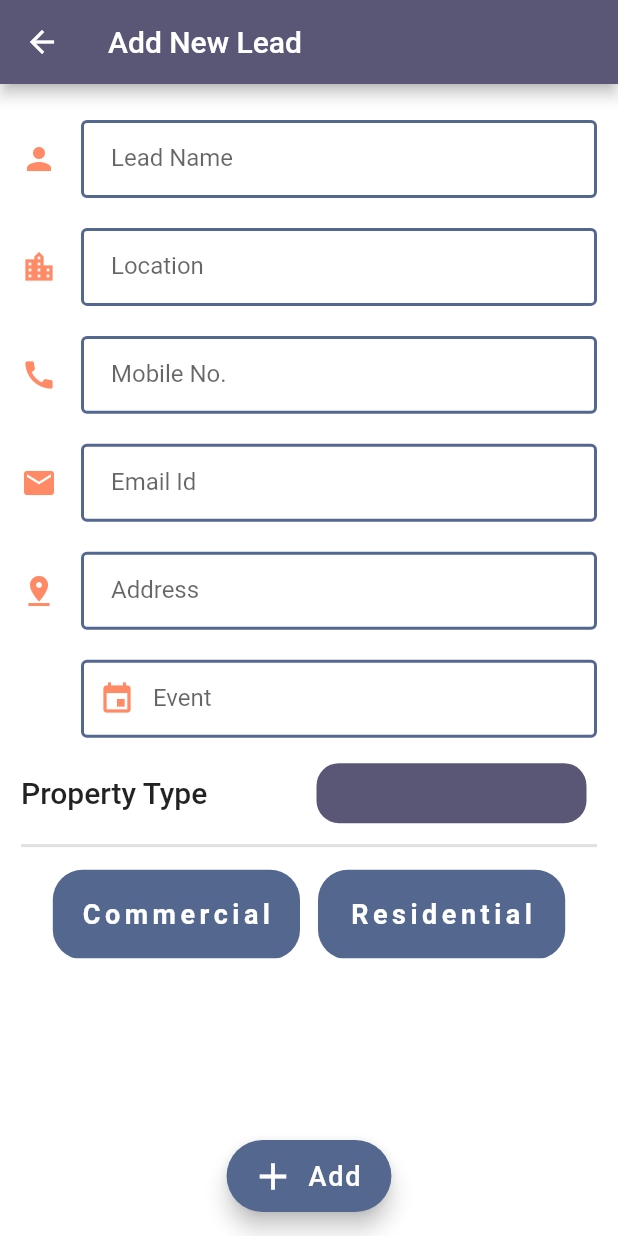
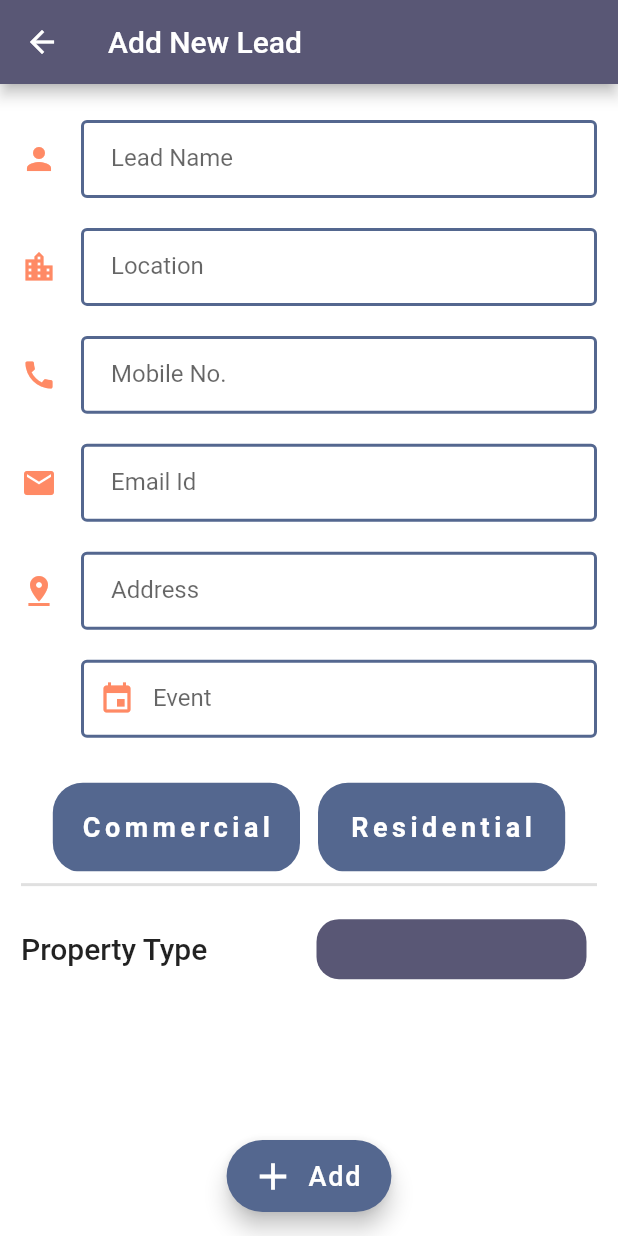
Before and after one commit to vikas3paliwal/LeaderApp, a Flutter app: the AddLeadScreen screen opened directly, on a phone screen of 412 x 824 dp. Run offline on Flutter 3.47's test engine with Material 2 defaults, Android fonts, the phone set to English and light mode, and no system bars; our stand-ins replace flutter_colorpicker, flutter_login, persistent_bottom_nav_bar; missing offline and left inert: flutter_rounded_date_picker, hexagon.

Commit message:
Contact Button Working + Add_Lead Screen improvements

```diff
--- a/lib/screens/add_lead_screen.dart
+++ b/lib/screens/add_lead_screen.dart
@@ -420,39 +420,7 @@ class _AddLeadScreenState extends State<AddLeadScreen>
                     ],
                   ),
                 ),
-                Row(
-                  mainAxisAlignment: MainAxisAlignment.spaceBetween,
-                  children: [
-                    Text(
-                      'Property Type',
-                      style:
-                          TextStyle(fontSize: 20, fontWeight: FontWeight.w500),
-                    ),
-                    Container(
-                      width: 180,
-                      height: 40,
-                      margin: EdgeInsets.all(7),
-                      child: Center(
-                          child: Text(
-                        _custmprop ?? '',
-                        style: TextStyle(color: Colors.white, fontSize: 16),
-                      )),
-                      decoration: BoxDecoration(
-                          color: Theme.of(context).primaryColor,
-                          borderRadius: BorderRadius.circular(15)),
-                    ),
-                  ],
-                ),
-                SizedBox(
-                  height: 8,
-                ),
-                Divider(
-                  height: 1,
-                  thickness: 2,
-                ),
-                SizedBox(
-                  height: 15,
-                ),
+                SizedBox(height: 20.0),
                 Container(
                   width: _propwidth,
                   height: 60 + _lowercontainheight,
@@ -986,6 +954,39 @@ class _AddLeadScreenState extends State<AddLeadScreen>
                   ),
                 ),
                 SizedBox(
+                  height: 8,
+                ),
+                Divider(
+                  height: 1,
+                  thickness: 2,
+                ),
+                SizedBox(
+                  height: 15,
+                ),
+                Row(
+                  mainAxisAlignment: MainAxisAlignment.spaceBetween,
+                  children: [
+                    Text(
+                      'Property Type',
+                      style:
+                          TextStyle(fontSize: 20, fontWeight: FontWeight.w500),
+                    ),
+                    Container(
+                      width: 180,
+                      height: 40,
+                      margin: EdgeInsets.all(7),
+                      child: Center(
+                          child: Text(
+                        _custmprop ?? '',
+                        style: TextStyle(color: Colors.white, fontSize: 16),
+                      )),
+                      decoration: BoxDecoration(
+                          color: Theme.of(context).primaryColor,
+                          borderRadius: BorderRadius.circular(15)),
+                    ),
+                  ],
+                ),
+                SizedBox(
                   height: 60,
                 )
               ],
--- a/pubspec.yaml
+++ b/pubspec.yaml
@@ -30,6 +30,7 @@ dependencies:
   flutter_rounded_date_picker: ^1.0.5+1
   intl: ^0.16.1
   flutter_login: ^1.0.14
+  url_launcher: ^5.7.10
   # The following adds the Cupertino Icons font to your application.
   # Use with the CupertinoIcons class for iOS style icons.
   cupertino_icons: ^1.0.0
```
Also changed, not shown: lib/screens/leads_main_screen.dart (+101 -40 lines), pubspec.lock.
